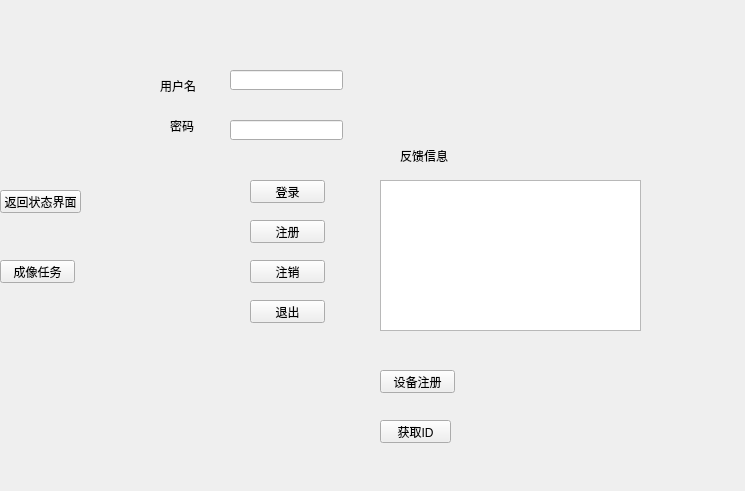
mohanmode2008/Terminal, file Project_gather/QtLogin.ui: the form before one commit.
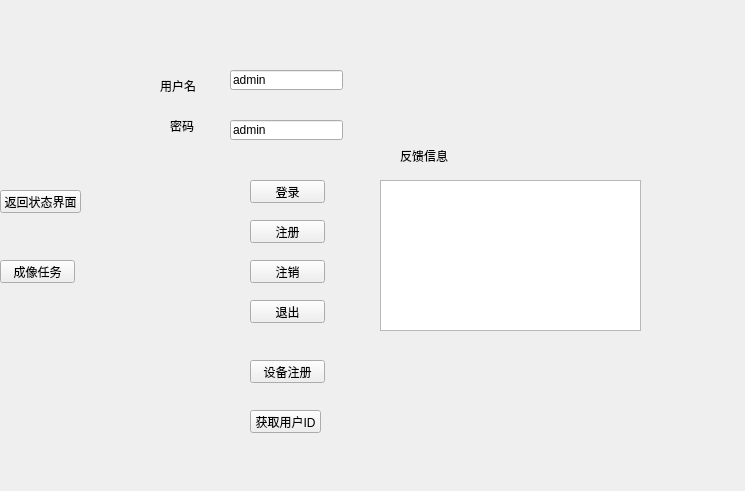
The form after the commit.

What changed in the file:
```diff
--- a/Project_gather/QtLogin.ui
+++ b/Project_gather/QtLogin.ui
@@ -103,6 +103,9 @@
      <height>20</height>
     </rect>
    </property>
+   <property name="text">
+    <string>admin</string>
+   </property>
   </widget>
   <widget class="QLineEdit" name="Edit_password">
    <property name="geometry">
@@ -113,6 +116,9 @@
      <height>20</height>
     </rect>
    </property>
+   <property name="text">
+    <string>admin</string>
+   </property>
   </widget>
   <widget class="QLabel" name="label_3">
    <property name="geometry">
@@ -166,21 +172,21 @@
   <widget class="QPushButton" name="btn_to_get_id">
    <property name="geometry">
     <rect>
-     <x>380</x>
-     <y>420</y>
+     <x>250</x>
+     <y>410</y>
      <width>71</width>
      <height>23</height>
     </rect>
    </property>
    <property name="text">
-    <string>获取ID</string>
+    <string>获取用户ID</string>
    </property>
   </widget>
   <widget class="QPushButton" name="pushButton">
    <property name="geometry">
     <rect>
-     <x>380</x>
-     <y>370</y>
+     <x>250</x>
+     <y>360</y>
      <width>75</width>
      <height>23</height>
     </rect>
```
Left out of the diff: 2 changed lines with no effect on the pictures.
